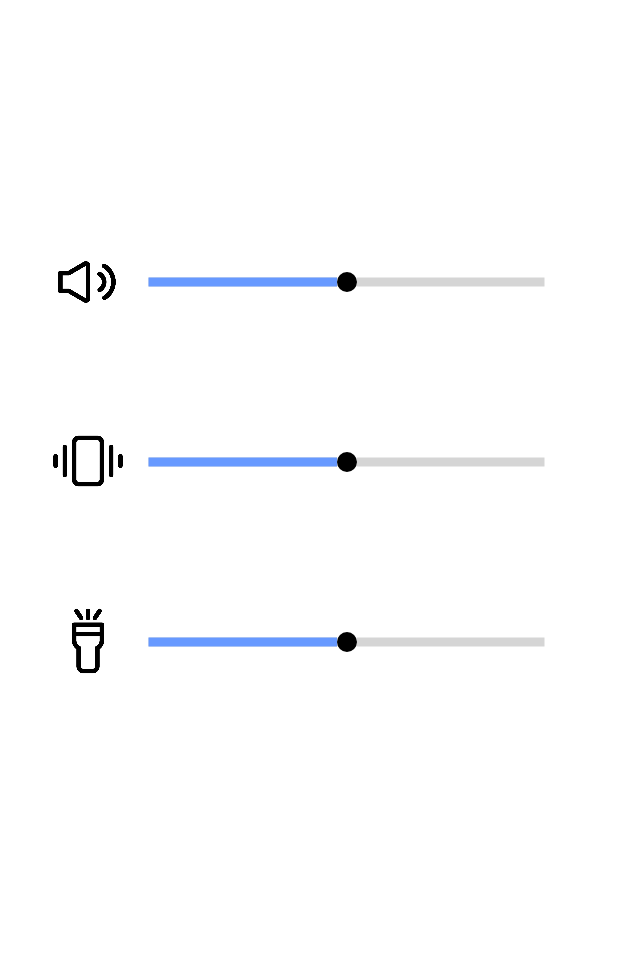
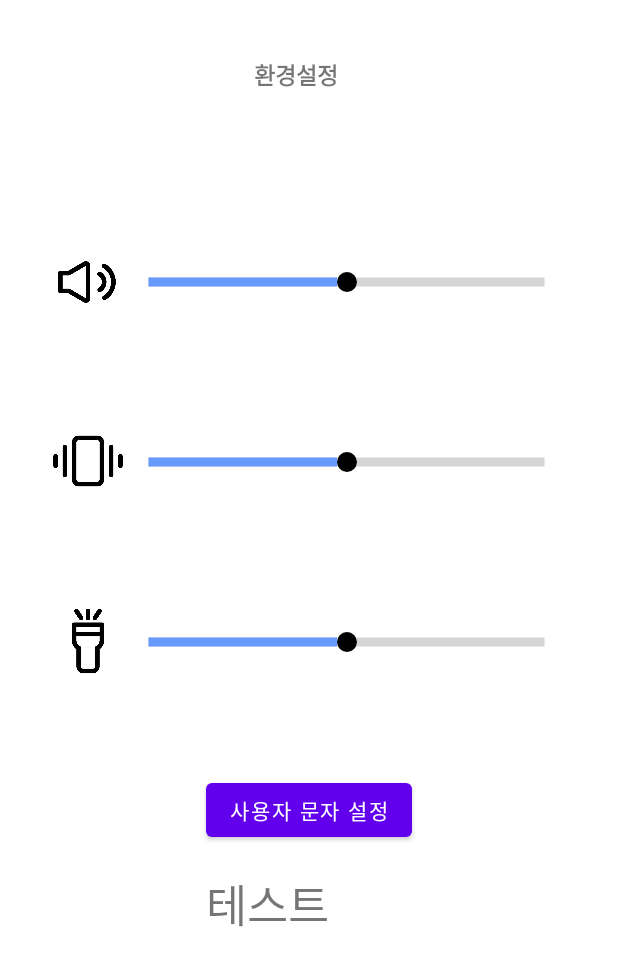
Before and after one commit to sonjiyoung08/829team, an Android app: the SettingActivity screen opened directly, with no data from a screen before it, on a phone screen of 412 x 824 dp. Shown: the top 966 px of the screen. Run offline under Robolectric (Android 15) with nearby library versions, the phone set to English and light mode, and no system bars.

Commit message:
문자텍스트 수정

```diff
--- a/app/src/main/java/com/example/listscreen/CameraActivity.java
+++ b/app/src/main/java/com/example/listscreen/CameraActivity.java
@@ -10,6 +10,5 @@ public class CameraActivity extends AppCompatActivity {
     protected  void onCreate(@Nullable Bundle savedInstanceState){
         super.onCreate(savedInstanceState);
         setContentView(R.layout.cameraactivity_main);
-
     }
 }
--- a/app/src/main/res/layout/settingactivity_main.xml
+++ b/app/src/main/res/layout/settingactivity_main.xml
@@ -99,4 +99,37 @@
         app:layout_constraintTop_toBottomOf="@+id/imageView"
         tools:srcCompat="@tools:sample/avatars" />
 
+    <TextView
+        android:id="@+id/textView"
+        android:layout_width="wrap_content"
+        android:layout_height="wrap_content"
+        android:layout_marginStart="169dp"
+        android:layout_marginTop="30dp"
+        android:gravity="center"
+        android:text="환경설정"
+        android:textSize="15sp"
+        android:textStyle="bold"
+        app:layout_constraintStart_toStartOf="parent"
+        app:layout_constraintTop_toBottomOf="@+id/linearLayout" />
+
+    <Button
+        android:id="@+id/btn_dialog"
+        android:layout_width="wrap_content"
+        android:layout_height="wrap_content"
+        android:layout_marginTop="80dp"
+        android:text="사용자 문자 설정"
+        app:layout_constraintEnd_toEndOf="parent"
+        app:layout_constraintStart_toStartOf="parent"
+        app:layout_constraintTop_toBottomOf="@+id/vibration2" />
+
+    <TextView
+        android:id="@+id/tv_content"
+        android:layout_width="wrap_content"
+        android:layout_height="wrap_content"
+        android:layout_marginTop="16dp"
+        android:text="테스트"
+        android:textSize="30sp"
+        app:layout_constraintStart_toStartOf="@+id/btn_dialog"
+        app:layout_constraintTop_toBottomOf="@+id/btn_dialog" />
+
 </androidx.constraintlayout.widget.ConstraintLayout>
```
Also changed, not shown: app/src/main/java/com/example/listscreen/SettingActivity.java (+44 -1 lines), app/src/main/res/layout/activity_main.xml (+10 -17 lines).
